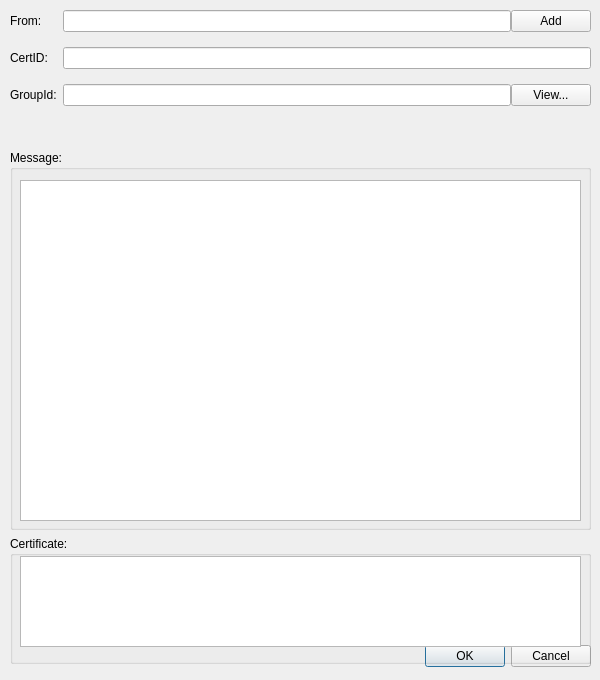
Old version of the form qt/messagedialog.ui in the repository bitbaba/bitmail.
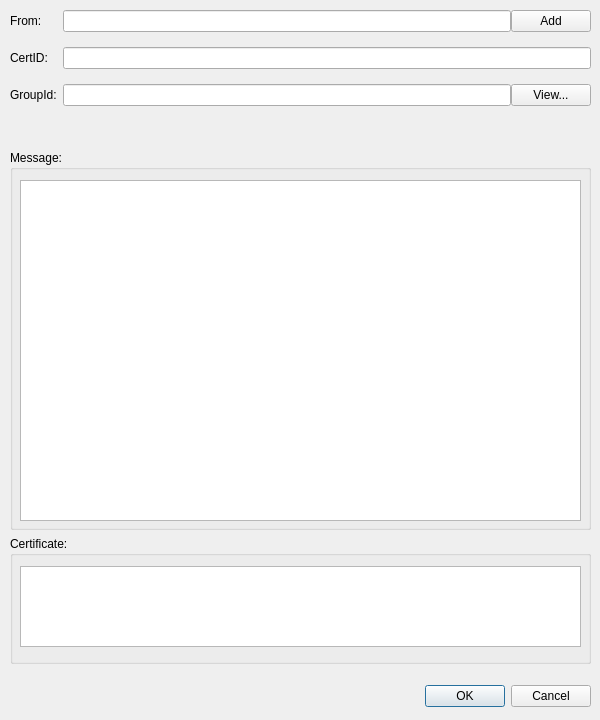
New version of the form.

The edit to the form file:
```diff
--- a/qt/messagedialog.ui
+++ b/qt/messagedialog.ui
@@ -7,7 +7,7 @@
     <x>0</x>
     <y>0</y>
     <width>600</width>
-    <height>680</height>
+    <height>720</height>
    </rect>
   </property>
   <property name="sizePolicy">
@@ -41,7 +41,7 @@
    <property name="geometry">
     <rect>
      <x>390</x>
-     <y>640</y>
+     <y>680</y>
      <width>201</width>
      <height>32</height>
     </rect>
@@ -192,9 +192,9 @@
        <property name="geometry">
         <rect>
          <x>10</x>
-         <y>20</y>
+         <y>30</y>
          <width>561</width>
-         <height>91</height>
+         <height>81</height>
         </rect>
        </property>
        <property name="sizePolicy">
```
Left out of the diff: 6 changed lines with no effect on the pictures.
